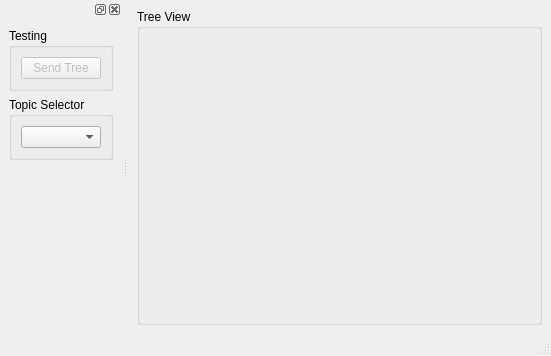
Old version of the form py_trees_ros_viewer/main_window.ui in the repository splintered-reality/py_trees_ros_viewer.
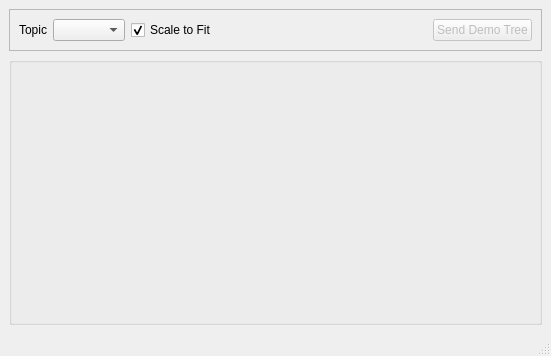
New version of the form. Icons and pictures are not drawn. Custom widgets are drawn as their Qt base class.

Commit message: [qt-app] move widgets to teh top of the app

The edit to the form file:
```diff
--- a/py_trees_ros_viewer/main_window.ui
+++ b/py_trees_ros_viewer/main_window.ui
@@ -18,11 +18,85 @@
     <normaloff>:/images/tuxrobot.png</normaloff>:/images/tuxrobot.png</iconset>
   </property>
   <widget class="QWidget" name="central_display">
-   <layout class="QHBoxLayout" name="central_horizontal_layout">
+   <layout class="QVBoxLayout" name="verticalLayout_4">
+    <item>
+     <widget class="QFrame" name="tools_frame">
+      <property name="sizePolicy">
+       <sizepolicy hsizetype="Preferred" vsizetype="Minimum">
+        <horstretch>0</horstretch>
+        <verstretch>0</verstretch>
+       </sizepolicy>
+      </property>
+      <property name="frameShape">
+       <enum>QFrame::StyledPanel</enum>
+      </property>
+      <property name="frameShadow">
+       <enum>QFrame::Sunken</enum>
+      </property>
+      <layout class="QHBoxLayout" name="horizontalLayout">
+       <item>
+        <widget class="QLabel" name="label">
+         <property name="text">
+          <string>Topic</string>
+         </property>
+        </widget>
+       </item>
+       <item>
+        <widget class="QComboBox" name="topic_combo_box">
+         <property name="insertPolicy">
+          <enum>QComboBox::InsertAlphabetically</enum>
+         </property>
+         <property name="sizeAdjustPolicy">
+          <enum>QComboBox::AdjustToContents</enum>
+         </property>
+        </widget>
+       </item>
+       <item>
+        <widget class="QCheckBox" name="scale_to_fit_check_box">
+         <property name="text">
+          <string>Scale to Fit</string>
+         </property>
+         <property name="checked">
+          <bool>true</bool>
+         </property>
+        </widget>
+       </item>
+       <item>
+        <spacer name="horizontalSpacer">
+         <property name="orientation">
+          <enum>Qt::Horizontal</enum>
+         </property>
+         <property name="sizeHint" stdset="0">
+          <size>
+           <width>186</width>
+           <height>20</height>
+          </size>
+         </property>
+        </spacer>
+       </item>
+       <item>
+        <widget class="QPushButton" name="send_button">
+         <property name="enabled">
+          <bool>false</bool>
+         </property>
+         <property name="text">
+          <string>Send Demo Tree</string>
+         </property>
+        </widget>
+       </item>
+      </layout>
+     </widget>
+    </item>
     <item>
      <widget class="WebViewGroupBox" name="web_view_group_box">
+      <property name="sizePolicy">
+       <sizepolicy hsizetype="Preferred" vsizetype="Expanding">
+        <horstretch>0</horstretch>
+        <verstretch>0</verstretch>
+       </sizepolicy>
+      </property>
       <property name="title">
-       <string>Tree View</string>
+       <string/>
       </property>
      </widget>
     </item>
@@ -42,66 +116,6 @@
    </property>
   </widget>
   <widget class="QStatusBar" name="statusbar"/>
-  <widget class="QDockWidget" name="dock_widget">
-   <attribute name="dockWidgetArea">
-    <number>1</number>
-   </attribute>
-   <widget class="QWidget" name="dock_widget_contents">
-    <layout class="QVBoxLayout" name="verticalLayout_3">
-     <item>
-      <widget class="QGroupBox" name="testing_group_box">
-       <property name="title">
-        <string>Testing</string>
-       </property>
-       <layout class="QVBoxLayout" name="verticalLayout_2">
-        <item>
-         <widget class="QPushButton" name="send_button">
-          <property name="enabled">
-           <bool>false</bool>
-          </property>
-          <property name="text">
-           <string>Send Tree</string>
-          </property>
-         </widget>
-        </item>
-       </layout>
-      </widget>
-     </item>
-     <item>
-      <widget class="QGroupBox" name="topic_selector_group_box">
-       <property name="title">
-        <string>Topic Selector</string>
-       </property>
-       <layout class="QVBoxLayout" name="verticalLayout">
-        <item>
-         <widget class="QComboBox" name="topic_combo_box">
-          <property name="insertPolicy">
-           <enum>QComboBox::InsertAlphabetically</enum>
-          </property>
-          <property name="sizeAdjustPolicy">
-           <enum>QComboBox::AdjustToContents</enum>
-          </property>
-         </widget>
-        </item>
-       </layout>
-      </widget>
-     </item>
-     <item>
-      <spacer name="vertical_spacer">
-       <property name="orientation">
-        <enum>Qt::Vertical</enum>
-       </property>
-       <property name="sizeHint" stdset="0">
-        <size>
-         <width>20</width>
-         <height>218</height>
-        </size>
-       </property>
-      </spacer>
-     </item>
-    </layout>
-   </widget>
-  </widget>
  </widget>
  <customwidgets>
   <customwidget>
```
The commit also changes 2 other files.
